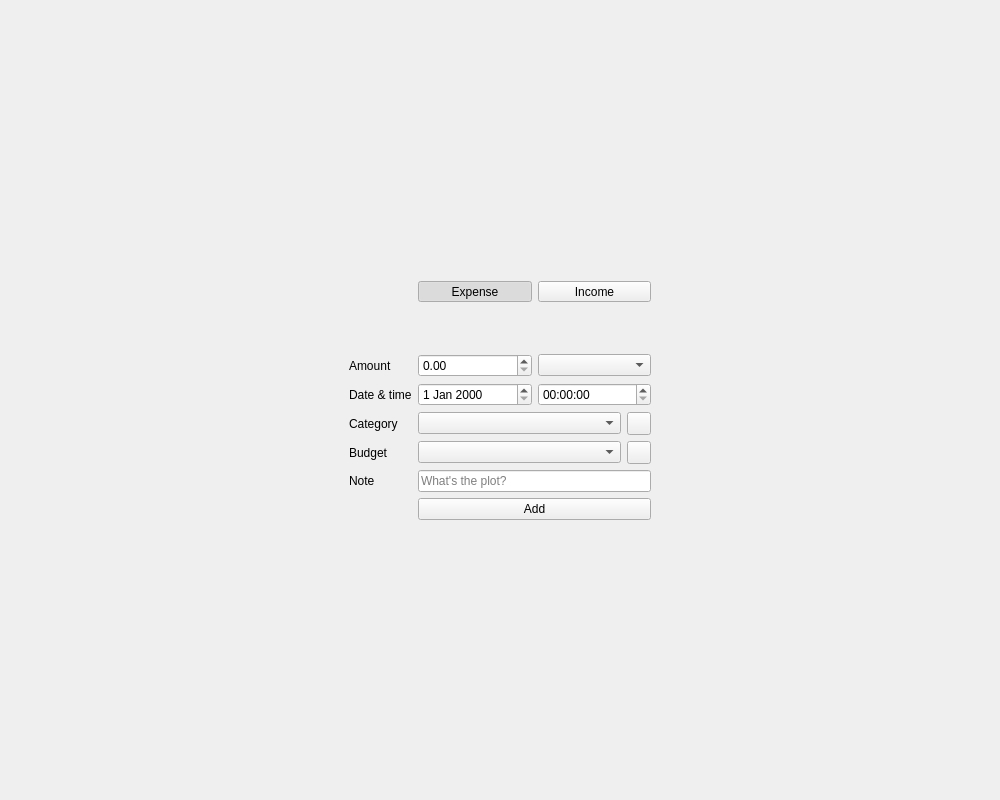
Before: the Qt Designer form Desktop/Pages/NewTransaction/NewTransactionForm.ui in david4more/CoinWarden, drawn with Qt 5.
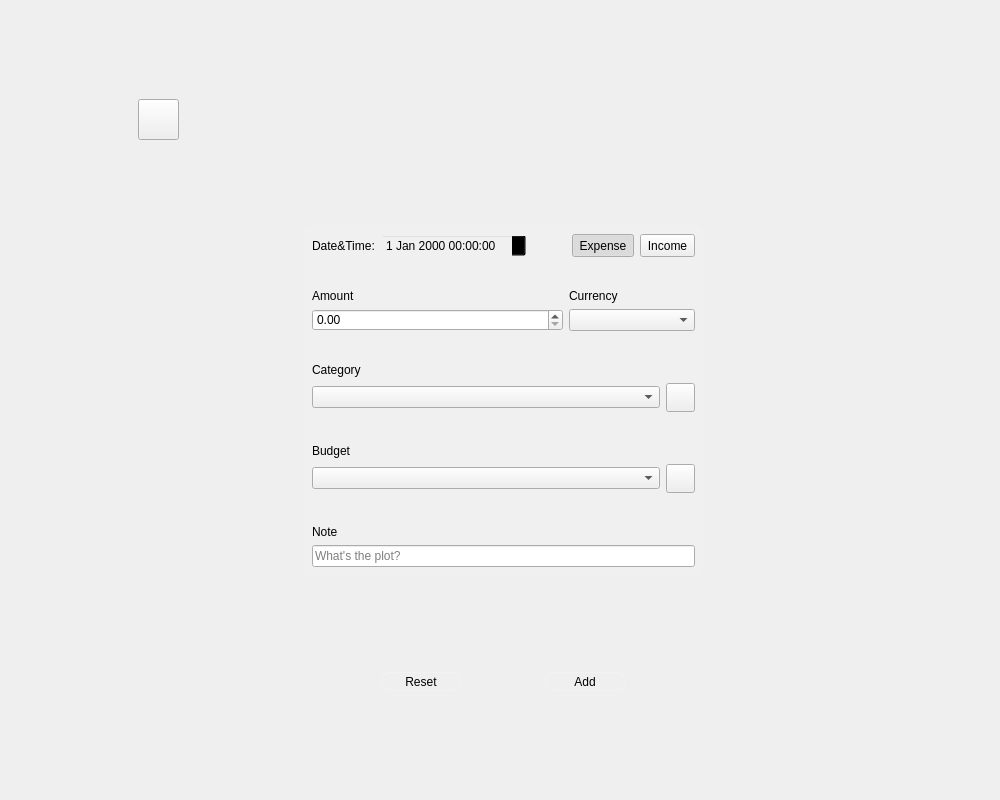
After: the same form once the commit is applied. Icons and pictures are not drawn.

Commit message: refactor newTransactionForm UI. TODO: sort table by date, custom date range

The edit to the form file:
```diff
--- a/Desktop/Pages/NewTransaction/NewTransactionForm.ui
+++ b/Desktop/Pages/NewTransaction/NewTransactionForm.ui
@@ -16,47 +16,164 @@
   <layout class="QVBoxLayout" name="verticalLayout">
    <item>
     <widget class="QWidget" name="widget" native="true">
-     <layout class="QGridLayout" name="gridLayout">
-      <item row="0" column="1">
-       <spacer name="verticalSpacer_2">
-        <property name="orientation">
-         <enum>Qt::Orientation::Vertical</enum>
-        </property>
-        <property name="sizeHint" stdset="0">
+     <layout class="QGridLayout" name="gridLayout_4">
+      <item row="1" column="2" rowspan="2" colspan="2">
+       <widget class="QWidget" name="container" native="true">
+        <property name="maximumSize">
          <size>
-          <width>20</width>
-          <height>232</height>
+          <width>500</width>
+          <height>400</height>
          </size>
         </property>
-       </spacer>
-      </item>
-      <item row="1" column="0">
-       <spacer name="horizontalSpacer">
-        <property name="orientation">
-         <enum>Qt::Orientation::Horizontal</enum>
+        <property name="styleSheet">
+         <string notr="true">#container {
+	background-color: rgba(255, 255, 255, 20);
+	border-radius: 12px
+}</string>
         </property>
-        <property name="sizeHint" stdset="0">
-         <size>
-          <width>314</width>
-          <height>20</height>
-         </size>
-        </property>
-       </spacer>
-      </item>
-      <item row="1" column="1">
-       <widget class="QWidget" name="widget_2" native="true">
-        <layout class="QFormLayout" name="formLayout">
-         <item row="2" column="0">
-          <widget class="QLabel" name="label_5">
-           <property name="text">
-            <string>Amount</string>
+        <layout class="QVBoxLayout" name="verticalLayout_3">
+         <item>
+          <layout class="QHBoxLayout" name="horizontalLayout">
+           <item>
+            <widget class="QLabel" name="label_3">
+             <property name="text">
+              <string>Date&amp;Time:</string>
+             </property>
+            </widget>
+           </item>
+           <item>
+            <widget class="QDateTimeEdit" name="dateTime">
+             <property name="sizePolicy">
+              <sizepolicy hsizetype="Preferred" vsizetype="Preferred">
+               <horstretch>0</horstretch>
+               <verstretch>0</verstretch>
+              </sizepolicy>
+             </property>
+             <property name="autoFillBackground">
+              <bool>false</bool>
+             </property>
+             <property name="styleSheet">
+              <string notr="true">background-color: transparent</string>
+             </property>
+             <property name="accelerated">
+              <bool>false</bool>
+             </property>
+            </widget>
+           </item>
+           <item>
+            <spacer name="horizontalSpacer">
+             <property name="orientation">
+              <enum>Qt::Orientation::Horizontal</enum>
+             </property>
+             <property name="sizeHint" stdset="0">
+              <size>
+               <width>40</width>
+               <height>20</height>
+              </size>
+             </property>
+            </spacer>
+           </item>
+           <item>
+            <widget class="QToolButton" name="expense">
+             <property name="sizePolicy">
+              <sizepolicy hsizetype="Preferred" vsizetype="Preferred">
+               <horstretch>0</horstretch>
+               <verstretch>0</verstretch>
+              </sizepolicy>
+             </property>
+             <property name="minimumSize">
+              <size>
+               <width>0</width>
+               <height>20</height>
+              </size>
+             </property>
+             <property name="styleSheet">
+              <string notr="true">padding: 2px 2px;</string>
+             </property>
+             <property name="text">
+              <string>Expense</string>
+             </property>
+             <property name="checkable">
+              <bool>true</bool>
+             </property>
+             <property name="checked">
+              <bool>true</bool>
+             </property>
+            </widget>
+           </item>
+           <item>
+            <widget class="QToolButton" name="income">
+             <property name="sizePolicy">
+              <sizepolicy hsizetype="Preferred" vsizetype="Fixed">
+               <horstretch>0</horstretch>
+               <verstretch>0</verstretch>
+              </sizepolicy>
+             </property>
+             <property name="styleSheet">
+              <string notr="true">padding: 2px 2px;</string>
+             </property>
+             <property name="text">
+              <string>Income</string>
+             </property>
+             <property name="checkable">
+              <bool>true</bool>
+             </property>
+            </widget>
+           </item>
+          </layout>
+         </item>
+         <item>
+          <spacer name="verticalSpacer_4">
+           <property name="orientation">
+            <enum>Qt::Orientation::Vertical</enum>
            </property>
-          </widget>
+           <property name="sizeHint" stdset="0">
+            <size>
+             <width>20</width>
+             <height>15</height>
+            </size>
+           </property>
+          </spacer>
          </item>
-         <item row="2" column="1">
-          <layout class="QHBoxLayout" name="horizontalLayout_2">
-           <item>
+         <item>
+          <layout class="QGridLayout" name="gridLayout" columnstretch="0,0">
+           <item row="0" column="0">
+            <widget class="QLabel" name="label">
+             <property name="sizePolicy">
+              <sizepolicy hsizetype="Preferred" vsizetype="Preferred">
+               <horstretch>2</horstretch>
+               <verstretch>0</verstretch>
+              </sizepolicy>
+             </property>
+             <property name="text">
+              <string>Amount</string>
+             </property>
+            </widget>
+           </item>
+           <item row="1" column="1">
+            <widget class="QComboBox" name="currency"/>
+           </item>
+           <item row="0" column="1">
+            <widget class="QLabel" name="label_2">
+             <property name="sizePolicy">
+              <sizepolicy hsizetype="Preferred" vsizetype="Preferred">
+               <horstretch>1</horstretch>
+               <verstretch>0</verstretch>
+              </sizepolicy>
+             </property>
+             <property name="text">
+              <string>Currency</string>
+             </property>
+            </widget>
+           </item>
+           <item row="1" column="0">
             <widget class="QDoubleSpinBox" name="amount">
+             <property name="sizePolicy">
+              <sizepolicy hsizetype="Minimum" vsizetype="Preferred">
+               <horstretch>0</horstretch>
+               <verstretch>0</verstretch>
+              </sizepolicy>
+             </property>
              <property name="minimum">
               <double>0.000000000000000</double>
              </property>
@@ -65,175 +182,314 @@
              </property>
             </widget>
            </item>
-           <item>
-            <widget class="QComboBox" name="currency"/>
-           </item>
           </layout>
          </item>
-         <item row="3" column="0">
-          <widget class="QLabel" name="label_7">
-           <property name="text">
-            <string>Date &amp; time</string>
+         <item>
+          <spacer name="verticalSpacer_3">
+           <property name="orientation">
+            <enum>Qt::Orientation::Vertical</enum>
            </property>
-          </widget>
-         </item>
-         <item row="3" column="1">
-          <layout class="QHBoxLayout" name="horizontalLayout_5">
-           <item>
-            <widget class="QDateEdit" name="date"/>
-           </item>
-           <item>
-            <widget class="QTimeEdit" name="time"/>
-           </item>
-          </layout>
-         </item>
-         <item row="4" column="0">
-          <widget class="QLabel" name="label_9">
-           <property name="text">
-            <string>Category</string>
+           <property name="sizeHint" stdset="0">
+            <size>
+             <width>20</width>
+             <height>15</height>
+            </size>
            </property>
-          </widget>
+          </spacer>
          </item>
-         <item row="4" column="1">
-          <layout class="QHBoxLayout" name="horizontalLayout_9">
-           <item>
+         <item>
+          <layout class="QGridLayout" name="gridLayout_2">
+           <item row="0" column="0">
+            <widget class="QLabel" name="label_4">
+             <property name="text">
+              <string>Category</string>
+             </property>
+            </widget>
+           </item>
+           <item row="1" column="0">
             <widget class="QComboBox" name="category"/>
            </item>
-           <item>
+           <item row="1" column="1">
             <widget class="QToolButton" name="addCategory">
+             <property name="styleSheet">
+              <string notr="true">padding: 3px 3px;</string>
+             </property>
              <property name="text">
               <string/>
              </property>
+             <property name="icon">
+              <iconset resource="../../Files/files.qrc">
+               <normaloff>:/categoryIcon</normaloff>:/categoryIcon</iconset>
+             </property>
+             <property name="iconSize">
+              <size>
+               <width>18</width>
+               <height>18</height>
+              </size>
+             </property>
             </widget>
            </item>
           </layout>
          </item>
-         <item row="5" column="0">
-          <widget class="QLabel" name="label_8">
-           <property name="text">
-            <string>Budget</string>
+         <item>
+          <spacer name="verticalSpacer_2">
+           <property name="orientation">
+            <enum>Qt::Orientation::Vertical</enum>
            </property>
-          </widget>
+           <property name="sizeHint" stdset="0">
+            <size>
+             <width>20</width>
+             <height>16</height>
+            </size>
+           </property>
+          </spacer>
          </item>
-         <item row="5" column="1">
-          <layout class="QHBoxLayout" name="horizontalLayout_6">
-           <item>
+         <item>
+          <layout class="QGridLayout" name="gridLayout_3">
+           <property name="horizontalSpacing">
+            <number>6</number>
+           </property>
+           <item row="0" column="0">
+            <widget class="QLabel" name="label_8">
+             <property name="text">
+              <string>Budget</string>
+             </property>
+            </widget>
+           </item>
+           <item row="1" column="0">
             <widget class="QComboBox" name="account"/>
            </item>
-           <item>
+           <item row="1" column="1">
             <widget class="QToolButton" name="addAccount">
+             <property name="styleSheet">
+              <string notr="true">padding: 3px 3px;</string>
+             </property>
              <property name="text">
               <string/>
              </property>
-            </widget>
-           </item>
-          </layout>
-         </item>
-         <item row="6" column="0">
-          <widget class="QLabel" name="label_10">
-           <property name="text">
-            <string>Note</string>
-           </property>
-          </widget>
-         </item>
-         <item row="6" column="1">
-          <widget class="QLineEdit" name="note">
-           <property name="placeholderText">
-            <string>What's the plot?</string>
-           </property>
-          </widget>
-         </item>
-         <item row="7" column="1">
-          <widget class="QPushButton" name="add">
-           <property name="text">
-            <string>Add</string>
-           </property>
-          </widget>
-         </item>
-         <item row="0" column="1">
-          <layout class="QHBoxLayout" name="horizontalLayout_10">
-           <item>
-            <widget class="QToolButton" name="expense">
-             <property name="sizePolicy">
-              <sizepolicy hsizetype="Preferred" vsizetype="Fixed">
-               <horstretch>0</horstretch>
-               <verstretch>0</verstretch>
-              </sizepolicy>
+             <property name="icon">
+              <iconset resource="../../Files/files.qrc">
+               <normaloff>:/budgetIcon</normaloff>:/budgetIcon</iconset>
              </property>
-             <property name="text">
-              <string>Expense</string>
+             <property name="iconSize">
+              <size>
+               <width>18</width>
+               <height>18</height>
+              </size>
              </property>
-             <property name="checkable">
-              <bool>true</bool>
-             </property>
-             <property name="checked">
-              <bool>true</bool>
-             </property>
             </widget>
            </item>
-           <item>
-            <widget class="QToolButton" name="income">
-             <property name="sizePolicy">
-              <sizepolicy hsizetype="Preferred" vsizetype="Fixed">
-               <horstretch>0</horstretch>
-               <verstretch>0</verstretch>
-              </sizepolicy>
-             </property>
-             <property name="text">
-              <string>Income</string>
-             </property>
-             <property name="checkable">
-              <bool>true</bool>
-             </property>
-            </widget>
-           </item>
           </layout>
          </item>
-         <item row="1" column="1">
-          <spacer name="verticalSpacer_6">
+         <item>
+          <spacer name="verticalSpacer">
            <property name="orientation">
             <enum>Qt::Orientation::Vertical</enum>
            </property>
-           <property name="sizeType">
-            <enum>QSizePolicy::Policy::Preferred</enum>
-           </property>
            <property name="sizeHint" stdset="0">
             <size>
              <width>20</width>
-             <height>40</height>
+             <height>15</height>
             </size>
            </property>
           </spacer>
          </item>
+         <item>
+          <layout class="QVBoxLayout" name="verticalLayout_2">
+           <item>
+            <widget class="QLabel" name="label_10">
+             <property name="text">
+              <string>Note</string>
+             </property>
+            </widget>
+           </item>
+           <item>
+            <widget class="QLineEdit" name="note">
+             <property name="sizePolicy">
+              <sizepolicy hsizetype="Expanding" vsizetype="Preferred">
+               <horstretch>0</horstretch>
+               <verstretch>0</verstretch>
+              </sizepolicy>
+             </property>
+             <property name="placeholderText">
+              <string>What's the plot?</string>
+             </property>
+            </widget>
+           </item>
+          </layout>
+         </item>
         </layout>
        </widget>
       </item>
-      <item row="1" column="2">
+      <item row="3" column="2" colspan="2">
+       <layout class="QVBoxLayout" name="verticalLayout_4">
+        <item>
+         <spacer name="verticalSpacer_6">
+          <property name="orientation">
+           <enum>Qt::Orientation::Vertical</enum>
+          </property>
+          <property name="sizeHint" stdset="0">
+           <size>
+            <width>20</width>
+            <height>40</height>
+           </size>
+          </property>
+         </spacer>
+        </item>
+        <item>
+         <layout class="QHBoxLayout" name="horizontalLayout_2">
+          <item>
+           <widget class="QToolButton" name="reset">
+            <property name="minimumSize">
+             <size>
+              <width>80</width>
+              <height>0</height>
+             </size>
+            </property>
+            <property name="styleSheet">
+             <string notr="true">QToolButton {
+	padding: 0px 6px;
+    font: 500 11pt &quot;Sans Serif Collection&quot;;
+    background-color: rgba(255, 255, 255, 0);
+    border-radius: 8px;
+    border: 1px solid rgba(255,255,255,50);
+}
+
+QToolButton:hover {
+    background-color: rgba(255, 255, 255, 50);
+}
+
+QToolButton:pressed {
+    background-color: rgba(255, 255, 255, 100);
+}
+
+QToolButton:checked {
+    background-color: rgba(50, 230, 255, 75);
+    border: 1px solid rgba(50,230,255, 150);
+}</string>
+            </property>
+            <property name="text">
+             <string>Reset</string>
+            </property>
+           </widget>
+          </item>
+          <item>
+           <widget class="QToolButton" name="add">
+            <property name="minimumSize">
+             <size>
+              <width>80</width>
+              <height>0</height>
+             </size>
+            </property>
+            <property name="styleSheet">
+             <string notr="true">QToolButton {
+	padding: 0px 6px;
+    font: 500 11pt &quot;Sans Serif Collection&quot;;
+    background-color: rgba(255, 255, 255, 0);
+    border-radius: 8px;
+    border: 1px solid rgba(255,255,255,50);
+}
+
+QToolButton:hover {
+    background-color: rgba(255, 255, 255, 50);
+}
+
+QToolButton:pressed {
+    background-color: rgba(255, 255, 255, 100);
+}
+
+QToolButton:checked {
+    background-color: rgba(50, 230, 255, 75);
+    border: 1px solid rgba(50,230,255, 150);
+}</string>
+            </property>
+            <property name="text">
+             <string>Add</string>
+            </property>
+           </widget>
+          </item>
+         </layout>
+        </item>
+        <item>
+         <spacer name="verticalSpacer_7">
+          <property name="orientation">
+           <enum>Qt::Orientation::Vertical</enum>
+          </property>
+          <property name="sizeHint" stdset="0">
+           <size>
+            <width>20</width>
+            <height>40</height>
+           </size>
+          </property>
+         </spacer>
+        </item>
+       </layout>
+      </item>
+      <item row="0" column="2" colspan="2">
+       <spacer name="verticalSpacer_5">
+        <property name="orientation">
+         <enum>Qt::Orientation::Vertical</enum>
+        </property>
+        <property name="sizeHint" stdset="0">
+         <size>
+          <width>397</width>
+          <height>196</height>
+         </size>
+        </property>
+       </spacer>
+      </item>
+      <item row="1" column="1" rowspan="2">
        <spacer name="horizontalSpacer_2">
         <property name="orientation">
          <enum>Qt::Orientation::Horizontal</enum>
         </property>
         <property name="sizeHint" stdset="0">
          <size>
-          <width>314</width>
-          <height>20</height>
+          <width>273</width>
+          <height>351</height>
          </size>
         </property>
        </spacer>
       </item>
-      <item row="2" column="1">
-       <spacer name="verticalSpacer">
+      <item row="1" column="4" rowspan="2">
+       <spacer name="horizontalSpacer_3">
         <property name="orientation">
-         <enum>Qt::Orientation::Vertical</enum>
+         <enum>Qt::Orientation::Horizontal</enum>
         </property>
         <property name="sizeHint" stdset="0">
          <size>
-          <width>20</width>
-          <height>232</height>
+          <width>273</width>
+          <height>351</height>
          </size>
         </property>
        </spacer>
       </item>
+      <item row="0" column="1" alignment="Qt::AlignmentFlag::AlignHCenter|Qt::AlignmentFlag::AlignVCenter">
+       <widget class="QToolButton" name="back">
+        <property name="sizePolicy">
+         <sizepolicy hsizetype="Fixed" vsizetype="Fixed">
+          <horstretch>0</horstretch>
+          <verstretch>0</verstretch>
+         </sizepolicy>
+        </property>
+        <property name="styleSheet">
+         <string notr="true">padding: 2px 2px;</string>
+        </property>
+        <property name="text">
+         <string/>
+        </property>
+        <property name="icon">
+         <iconset resource="../../Files/files.qrc">
+          <normaloff>:/left</normaloff>:/left</iconset>
+        </property>
+        <property name="iconSize">
+         <size>
+          <width>32</width>
+          <height>32</height>
+         </size>
+        </property>
+       </widget>
+      </item>
      </layout>
     </widget>
    </item>
```
Left out of the diff: 4 changed lines with no effect on the pictures. The commit also changes 7 other files.
